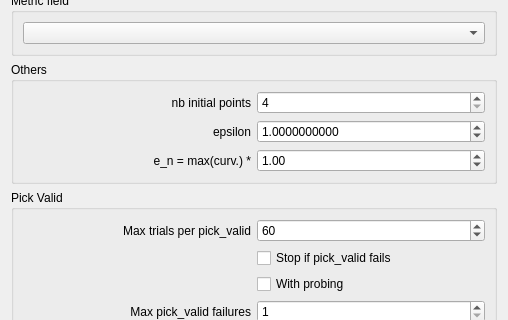
Qt form Anisotropic_mesh_3/demo/ui_files/Aniso_meshing_dialog.ui (MaelRL/cgal) before a commit; both pictures show x 0 to 508 and y 340 to 660 of the 508 by 878 pixel window.
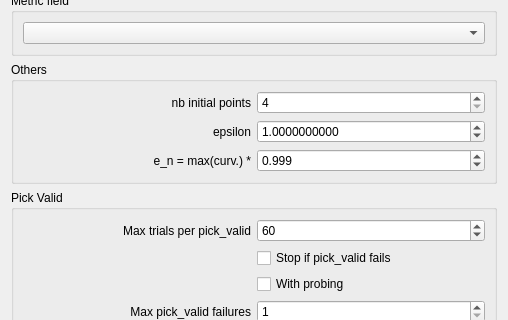
The same form after that commit.

The edit to the form file:
```diff
--- a/Anisotropic_mesh_3/demo/ui_files/Aniso_meshing_dialog.ui
+++ b/Anisotropic_mesh_3/demo/ui_files/Aniso_meshing_dialog.ui
@@ -420,8 +420,14 @@
       </item>
       <item row="2" column="1">
        <widget class="QDoubleSpinBox" name="en_factor">
+        <property name="decimals">
+         <number>3</number>
+        </property>
+        <property name="singleStep">
+         <double>0.001000000000000</double>
+        </property>
         <property name="value">
-         <double>1.000000000000000</double>
+         <double>0.999000000000000</double>
         </property>
        </widget>
       </item>
```
